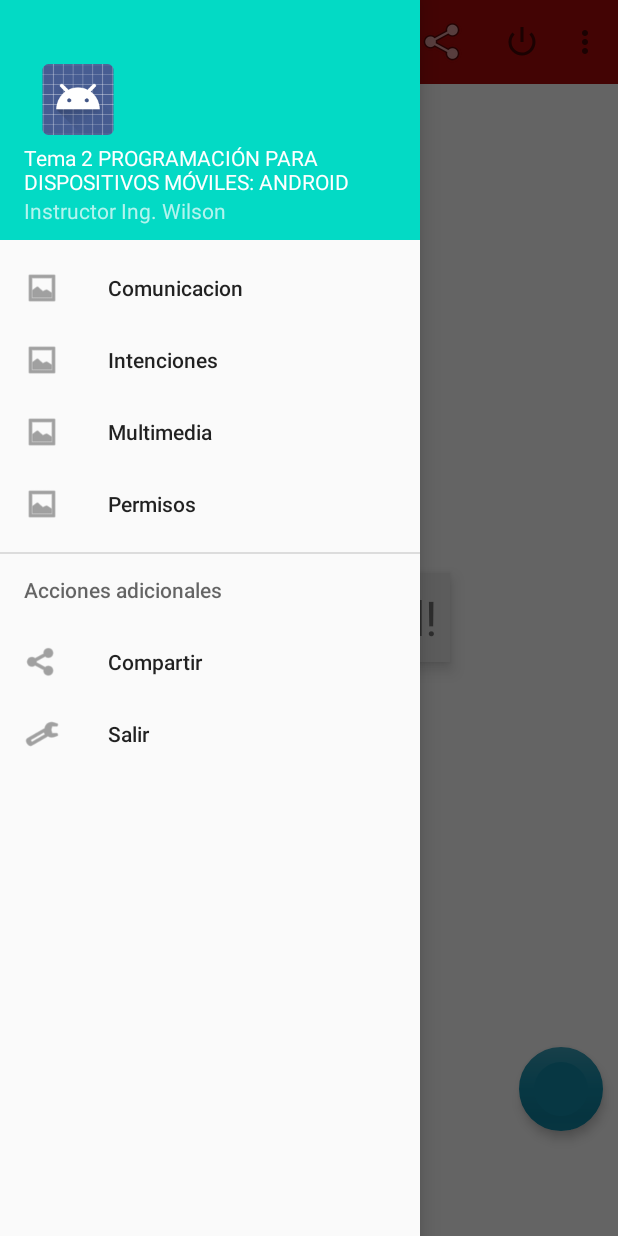
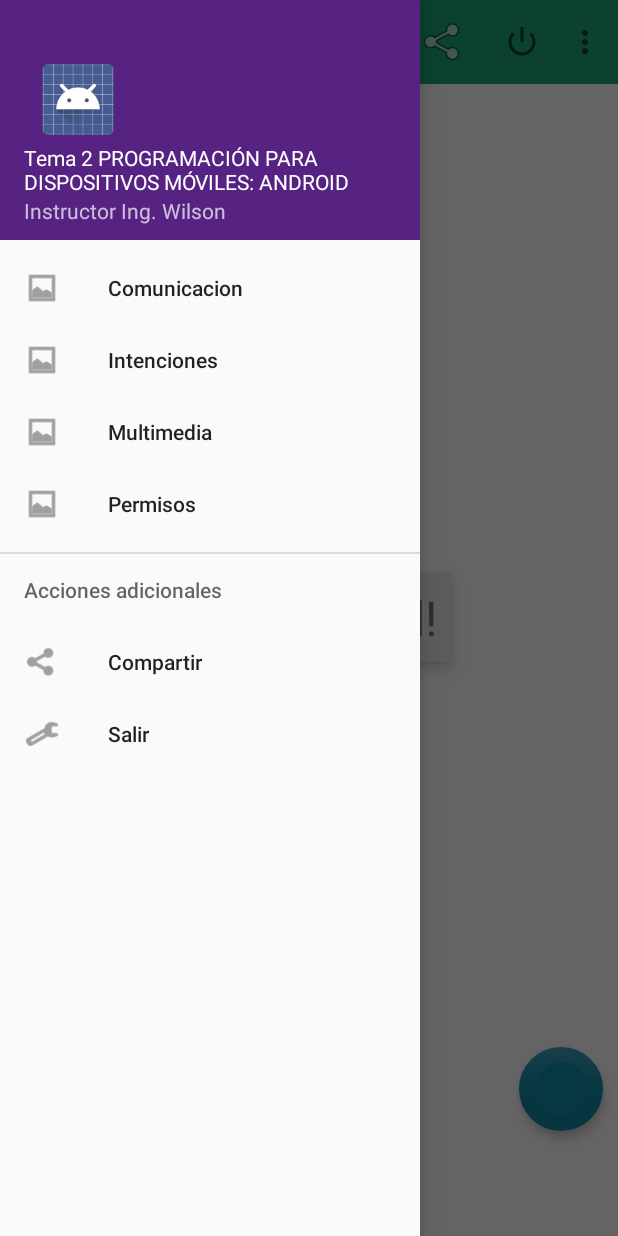
Before and after one commit to WCNosliwsys/Mi_Super_Proyecto_2_Nuevo, an Android app: the screen it shows after launch (MainActivity), with the side drawer open, on a phone screen of 412 x 824 dp. Run offline under Robolectric (Android 15) with nearby library versions, the phone set to English and light mode, and no system bars.

Commit message:
Cambiando colores

```diff
--- a/app/src/main/res/layout/activity_main.xml
+++ b/app/src/main/res/layout/activity_main.xml
@@ -15,7 +15,7 @@
         android:id="@+id/toolbar"
         android:layout_width="match_parent"
         android:layout_height="wrap_content"
-        android:background="#a70909"
+        android:background="#1BA374"
         android:minHeight="?attr/actionBarSize"/>
     <com.google.android.material.floatingactionbutton.FloatingActionButton
         android:layout_width="wrap_content"
--- a/app/src/main/res/layout/nav_header_main.xml
+++ b/app/src/main/res/layout/nav_header_main.xml
@@ -1,7 +1,7 @@
 <LinearLayout xmlns:android="http://schemas.android.com/apk/res/android"
     android:layout_width="match_parent"
     android:layout_height="160dp"
-    android:background="@color/colorAccent"
+    android:background="#572383"
     android:gravity="bottom"
     android:orientation="vertical"
     android:paddingBottom="10dp"
--- a/app/src/main/res/values/colors.xml
+++ b/app/src/main/res/values/colors.xml
@@ -1,6 +1,6 @@
 <?xml version="1.0" encoding="utf-8"?>
 <resources>
     <color name="colorPrimary">#6200EE</color>
-    <color name="colorPrimaryDark">#3700B3</color>
+    <color name="colorPrimaryDark">#B3002A</color>
     <color name="colorAccent">#03DAC5</color>
 </resources>
```
